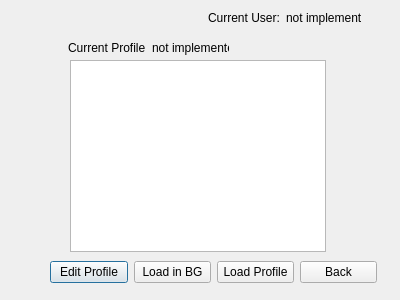
First picture: the form in Project/DESM/loadProfile.ui, repository Dragomegak/DESM-Personal, before the edit.
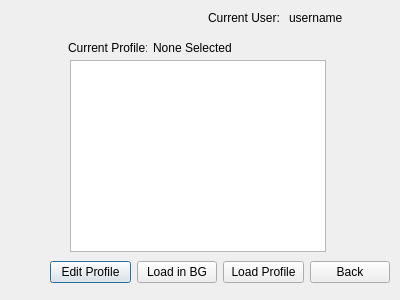
Second picture: the form after the edit.

Commit message: added global variable for username, need to remake naming structure maybe create folder in username and store text in it

What changed in the file:
```diff
--- a/Project/DESM/loadProfile.ui
+++ b/Project/DESM/loadProfile.ui
@@ -18,8 +18,8 @@
     <rect>
      <x>208</x>
      <y>10</y>
-     <width>153</width>
-     <height>15</height>
+     <width>156</width>
+     <height>16</height>
     </rect>
    </property>
    <layout class="QHBoxLayout" name="horizontalLayout">
@@ -33,7 +33,7 @@
     <item>
      <widget class="QLabel" name="showUsernameLabel">
       <property name="text">
-       <string>not implemented</string>
+       <string>username</string>
       </property>
      </widget>
     </item>
@@ -44,8 +44,8 @@
     <rect>
      <x>68</x>
      <y>40</y>
-     <width>161</width>
-     <height>15</height>
+     <width>164</width>
+     <height>16</height>
     </rect>
    </property>
    <layout class="QHBoxLayout" name="horizontalLayout_2">
@@ -59,7 +59,7 @@
     <item>
      <widget class="QLabel" name="showCurrentProfileLabel">
       <property name="text">
-       <string>not implemented</string>
+       <string>None Selected</string>
       </property>
      </widget>
     </item>
@@ -70,7 +70,7 @@
     <rect>
      <x>50</x>
      <y>260</y>
-     <width>327</width>
+     <width>340</width>
      <height>25</height>
     </rect>
    </property>
```
The commit also changes 37 other files.
